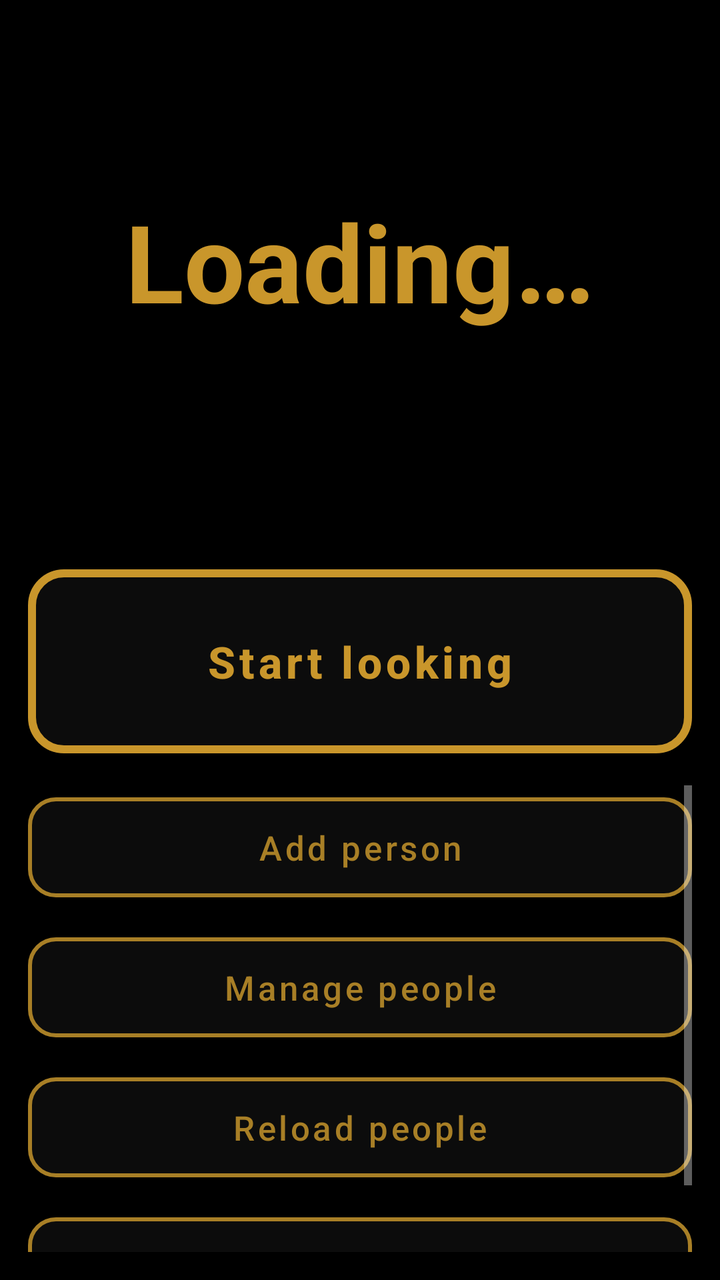
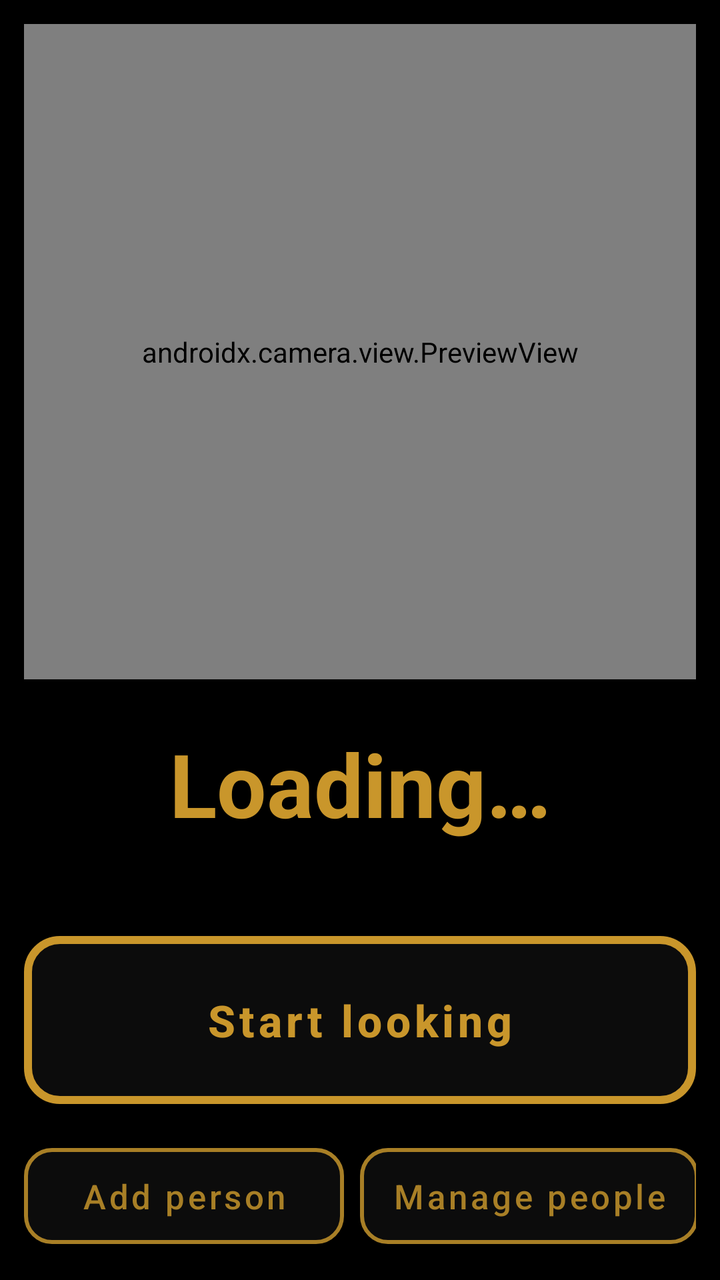

An Android layout rendered at two revisions. The XML below is the earlier revision; the diff shows what the commit changed to produce the second picture.
<!-- AndroidManifest.xml: application theme Theme.FaceID -->
<!-- res/layout/activity_main.xml -->
<?xml version="1.0" encoding="utf-8"?>
<LinearLayout xmlns:android="http://schemas.android.com/apk/res/android"
    android:layout_width="match_parent"
    android:layout_height="match_parent"
    android:background="@color/black"
    android:orientation="vertical"
    android:padding="14dp">

    
    <TextView
        android:id="@+id/tvResult"
        android:layout_width="match_parent"
        android:layout_height="0dp"
        android:layout_weight="1"
        android:gravity="center"
        android:minHeight="110dp"
        android:textColor="@color/amber"
        android:textSize="40sp"
        android:textStyle="bold"
        android:autoSizeTextType="uniform"
        android:autoSizeMinTextSize="24sp"
        android:autoSizeMaxTextSize="54sp"
        android:accessibilityLiveRegion="polite"
        android:text="@string/status_loading" />

    <TextView
        android:id="@+id/tvDetail"
        android:layout_width="match_parent"
        android:layout_height="wrap_content"
        android:gravity="center"
        android:paddingBottom="10dp"
        android:textColor="@color/grey_dim"
        android:textSize="16sp"
        android:importantForAccessibility="no"
        android:text="" />

    
    <com.google.android.material.button.MaterialButton
        android:id="@+id/btnMain"
        style="@style/BigButton"
        android:layout_width="match_parent"
        android:layout_height="104dp"
        android:text="@string/btn_start" />

    
    <ScrollView
        android:layout_width="match_parent"
        android:layout_height="0dp"
        android:layout_weight="1"
        android:layout_marginTop="10dp"
        android:scrollbarStyle="outsideOverlay"
        android:fadeScrollbars="false">

        <LinearLayout
            android:layout_width="match_parent"
            android:layout_height="wrap_content"
            android:orientation="vertical">

            <com.google.android.material.button.MaterialButton
                android:id="@+id/btnAdd"
                style="@style/SecondaryButton"
                android:layout_width="match_parent"
                android:layout_height="62dp"
                android:text="@string/btn_add" />

            <com.google.android.material.button.MaterialButton
                android:id="@+id/btnPeople"
                style="@style/SecondaryButton"
                android:layout_width="match_parent"
                android:layout_height="62dp"
                android:layout_marginTop="8dp"
                android:text="@string/btn_people" />

            <com.google.android.material.button.MaterialButton
                android:id="@+id/btnReload"
                style="@style/SecondaryButton"
                android:layout_width="match_parent"
                android:layout_height="62dp"
                android:layout_marginTop="8dp"
                android:text="@string/btn_reload" />

            <com.google.android.material.button.MaterialButton
                android:id="@+id/btnSensitivity"
                style="@style/SecondaryButton"
                android:layout_width="match_parent"
                android:layout_height="62dp"
                android:layout_marginTop="8dp"
                android:text="@string/btn_sensitivity" />

        </LinearLayout>
    </ScrollView>

</LinearLayout>
<!-- resources referenced by this layout -->
<resources>
  <color name="amber">#FFC9962B</color>
  <color name="black">#FF000000</color>
  <color name="grey_dim">#FF6E6E6E</color>
  <string name="btn_add">Add person</string>
  <string name="btn_people">Manage people</string>
  <string name="btn_reload">Reload people</string>
  <string name="btn_sensitivity">Sensitivity</string>
  <string name="btn_start">Start looking</string>
  <string name="status_loading">Loading…</string>
  <style name="BigButton" parent="Widget.MaterialComponents.Button.OutlinedButton">
          <item name="android:textSize">22sp</item>
          <item name="android:textStyle">bold</item>
          <item name="android:textColor">@color/amber</item>
          <item name="backgroundTint">@color/button_face</item>
          <item name="strokeColor">@color/amber</item>
          <item name="strokeWidth">4dp</item>
          <item name="cornerRadius">18dp</item>
          <item name="rippleColor">@color/amber_dim</item>
          <item name="android:textAllCaps">false</item>
      </style>
  <style name="SecondaryButton" parent="Widget.MaterialComponents.Button.OutlinedButton">
          <item name="android:textSize">17sp</item>
          <item name="android:textColor">@color/amber_dim</item>
          <item name="backgroundTint">@color/button_face</item>
          <item name="strokeColor">@color/amber_dim</item>
          <item name="strokeWidth">2dp</item>
          <item name="cornerRadius">14dp</item>
          <item name="rippleColor">@color/amber_dim</item>
          <item name="android:textAllCaps">false</item>
      </style>
  <style name="Theme.FaceID" parent="Theme.MaterialComponents.NoActionBar">
          <item name="colorPrimary">@color/amber</item>
          <item name="colorPrimaryDark">@color/black</item>
          <item name="colorAccent">@color/amber</item>
          <item name="android:windowBackground">@color/black</item>
          <item name="android:statusBarColor" tools:targetApi="21">@color/black</item>
          <item name="android:navigationBarColor" tools:targetApi="21">@color/black</item>
      </style>
  <color name="button_face">#FF0C0C0C</color>
  <color name="amber_dim">#FFA87F26</color>
</resources>

<!-- the commit's change to res/layout/activity_main.xml (unified diff, before → after) -->
@@ -4,22 +4,31 @@
     android:layout_height="match_parent"
     android:background="@color/black"
     android:orientation="vertical"
-    android:padding="14dp">
+    android:padding="12dp">
 
     
+    <androidx.camera.view.PreviewView
+        android:id="@+id/preview"
+        android:layout_width="match_parent"
+        android:layout_height="0dp"
+        android:layout_weight="1"
+        android:minHeight="150dp"
+        android:importantForAccessibility="no" />
+
     <TextView
         android:id="@+id/tvResult"
         android:layout_width="match_parent"
-        android:layout_height="0dp"
-        android:layout_weight="1"
+        android:layout_height="wrap_content"
+        android:layout_marginTop="10dp"
         android:gravity="center"
-        android:minHeight="110dp"
+        android:minHeight="84dp"
+        android:maxLines="3"
         android:textColor="@color/amber"
-        android:textSize="40sp"
+        android:textSize="34sp"
         android:textStyle="bold"
         android:autoSizeTextType="uniform"
-        android:autoSizeMinTextSize="24sp"
-        android:autoSizeMaxTextSize="54sp"
+        android:autoSizeMinTextSize="20sp"
+        android:autoSizeMaxTextSize="44sp"
         android:accessibilityLiveRegion="polite"
         android:text="@string/status_loading" />
 
@@ -28,66 +37,68 @@
         android:layout_width="match_parent"
         android:layout_height="wrap_content"
         android:gravity="center"
-        android:paddingBottom="10dp"
+        android:paddingBottom="8dp"
         android:textColor="@color/grey_dim"
-        android:textSize="16sp"
+        android:textSize="15sp"
         android:importantForAccessibility="no"
         android:text="" />
 
-    
     <com.google.android.material.button.MaterialButton
         android:id="@+id/btnMain"
         style="@style/BigButton"
         android:layout_width="match_parent"
-        android:layout_height="104dp"
+        android:layout_height="96dp"
         android:text="@string/btn_start" />
 
     
-    <ScrollView
+    <HorizontalScrollView
         android:layout_width="match_parent"
-        android:layout_height="0dp"
-        android:layout_weight="1"
+        android:layout_height="wrap_content"
         android:layout_marginTop="10dp"
-        android:scrollbarStyle="outsideOverlay"
-        android:fadeScrollbars="false">
+        android:scrollbars="none"
+        android:clipToPadding="false">
 
         <LinearLayout
-            android:layout_width="match_parent"
+            android:layout_width="wrap_content"
             android:layout_height="wrap_content"
-            android:orientation="vertical">
+            android:orientation="horizontal">
 
             <com.google.android.material.button.MaterialButton
                 android:id="@+id/btnAdd"
                 style="@style/SecondaryButton"
-                android:layout_width="match_parent"
-                android:layout_height="62dp"
+                android:layout_width="wrap_content"
+                android:layout_height="60dp"
+                android:minWidth="160dp"
+                android:layout_marginEnd="8dp"
                 android:text="@string/btn_add" />
 
             <com.google.android.material.button.MaterialButton
                 android:id="@+id/btnPeople"
                 style="@style/SecondaryButton"
-                android:layout_width="match_parent"
-                android:layout_height="62dp"
-                android:layout_marginTop="8dp"
+                android:layout_width="wrap_content"
+                android:layout_height="60dp"
+                android:minWidth="160dp"
+                android:layout_marginEnd="8dp"
                 android:text="@string/btn_people" />
 
             <com.google.android.material.button.MaterialButton
                 android:id="@+id/btnReload"
                 style="@style/SecondaryButton"
-                android:layout_width="match_parent"
-                android:layout_height="62dp"
-                android:layout_marginTop="8dp"
+                android:layout_width="wrap_content"
+                android:layout_height="60dp"
+                android:minWidth="160dp"
+                android:layout_marginEnd="8dp"
                 android:text="@string/btn_reload" />
 
             <com.google.android.material.button.MaterialButton
                 android:id="@+id/btnSensitivity"
                 style="@style/SecondaryButton"
-                android:layout_width="match_parent"
-                android:layout_height="62dp"
-                android:layout_marginTop="8dp"
+                android:layout_width="wrap_content"
+                android:layout_height="60dp"
+                android:minWidth="160dp"
                 android:text="@string/btn_sensitivity" />
 
         </LinearLayout>
-    </ScrollView>
+    </HorizontalScrollView>
 
 </LinearLayout>
